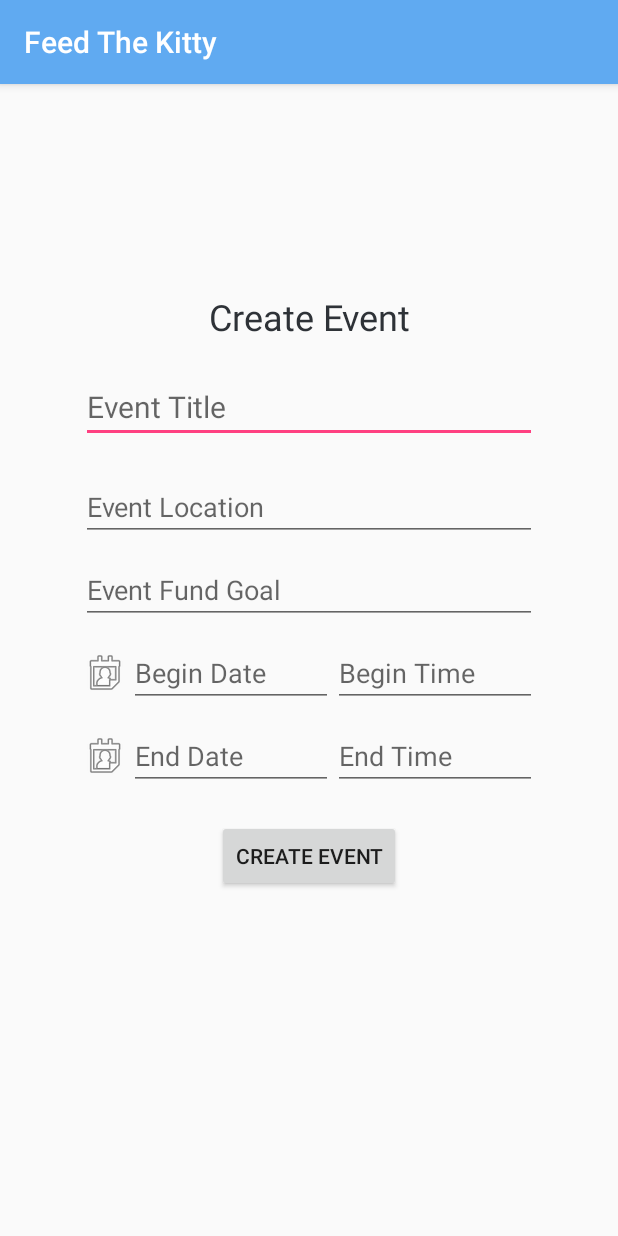
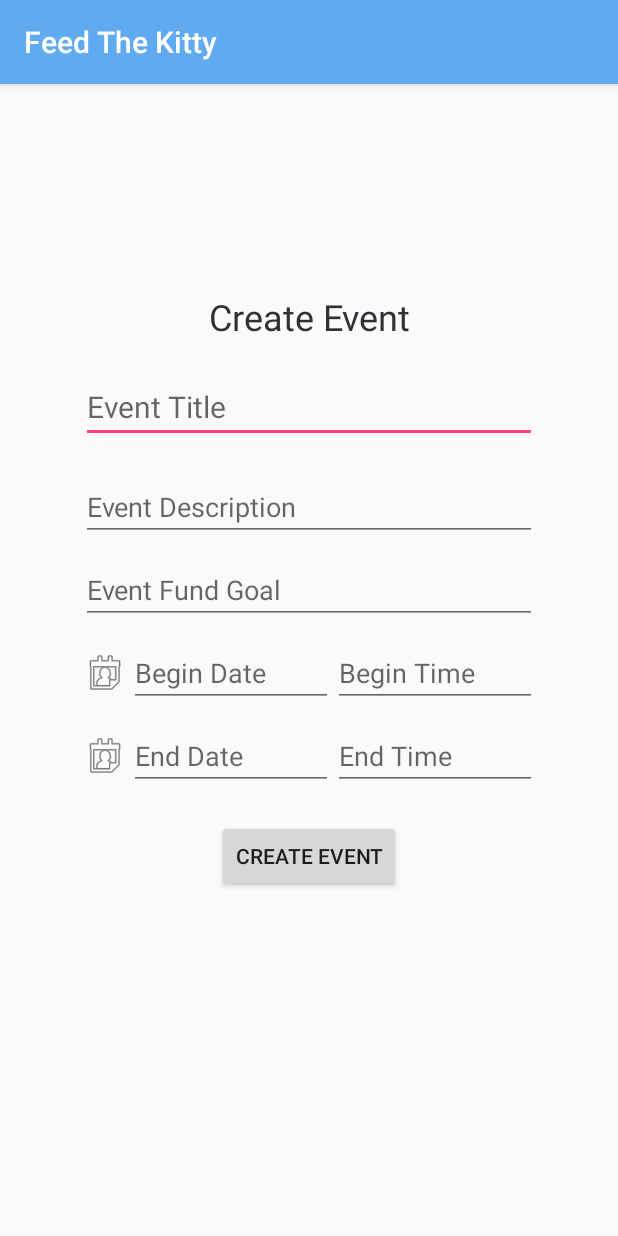
Before and after one commit to sjverduguez/FeedTheKitty, an Android app: the CreateEventActivity screen opened directly, with no data from a screen before it, on a phone screen of 412 x 824 dp. Run offline under Robolectric (Android 15) with nearby library versions, the phone set to English and light mode, and no system bars; our stand-ins replace Firebase (no records; nobody signed in at launch, a user with empty details on screens opened directly).

Commit message:
update event details to pull from firebase

```diff
--- a/app/src/main/java/com/example/stephanie/feedthekitty/CreateEventActivity.java
+++ b/app/src/main/java/com/example/stephanie/feedthekitty/CreateEventActivity.java
@@ -23,6 +23,7 @@ public class CreateEventActivity extends AppCompatActivity {
 
     private EditText eventTitle;
     private EditText fundTotal;
+    private EditText description;
 
     private Button createEventButton;
 
@@ -37,6 +38,7 @@ public class CreateEventActivity extends AppCompatActivity {
 
         eventTitle = (EditText) findViewById(R.id.eventTitle);
         fundTotal = (EditText) findViewById(R.id.eventFund_total);
+        description = (EditText) findViewById(R.id.eventDescription);
 
         createEventButton = (Button) findViewById(R.id.createEvent_button);
 
@@ -61,11 +63,12 @@ public class CreateEventActivity extends AppCompatActivity {
 
                     String eventName = eventTitle.getText().toString();
                     String fundGoal = fundTotal.getText().toString();
+                    String eventDescription = description.getText().toString();
 
                     SharedPreferences sharedPref = getApplicationContext().getSharedPreferences("com.example.stephanie.FeedTheKitty", Context.MODE_PRIVATE);
                     String accessToken = sharedPref.getString("AccessToken", null);
                     Log.i(TAG, "AccessToken: " + accessToken);
-                    WePay.createAccount(getApplicationContext(), eventName, "Description Here", 10, null, accessToken, fundGoal);
+                    WePay.createAccount(getApplicationContext(), eventName, eventDescription, 10, null, accessToken, fundGoal);
 
                     /*DatabaseReference eventNameRef = FirebaseDatabase.getInstance()
                             .getReferenceFromUrl("https://feedthekitty-a803d.firebaseio.com");
--- a/app/src/main/java/com/example/stephanie/feedthekitty/LoginActivity.java
+++ b/app/src/main/java/com/example/stephanie/feedthekitty/LoginActivity.java
@@ -39,8 +39,9 @@ public class LoginActivity extends AppCompatActivity {
                     WePay.createUser(getApplicationContext(), email.getText().toString(), firstName.getText().toString(),
                             lastName.getText().toString());
 
-                    Intent intent = new Intent(LoginActivity.this, CreateEventActivity.class);
+                    Intent intent = new Intent(getApplicationContext(), CreateEventActivity.class);
                     startActivity(intent);
+                    finish();
 
                 }
 
--- a/app/src/main/java/com/example/stephanie/feedthekitty/MainActivity.java
+++ b/app/src/main/java/com/example/stephanie/feedthekitty/MainActivity.java
@@ -1,6 +1,8 @@
 package com.example.stephanie.feedthekitty;
 
+import android.content.Context;
 import android.content.Intent;
+import android.content.SharedPreferences;
 import android.support.v7.app.AppCompatActivity;
 import android.os.Bundle;
 
--- a/app/src/main/res/layout/activity_create_event.xml
+++ b/app/src/main/res/layout/activity_create_event.xml
@@ -40,13 +40,13 @@
             android:inputType="textPersonName" />
 
         <EditText
-            android:id="@+id/eventLocation"
+            android:id="@+id/eventDescription"
             android:layout_width="match_parent"
             android:layout_height="wrap_content"
             android:layout_marginBottom="10dp"
             android:ems="10"
-            android:hint="@string/hint_location"
-            android:inputType="textPostalAddress" />
+            android:hint="Event Description"
+            android:inputType="text" />
 
         <EditText
             android:id="@+id/eventFund_total"
```
Also changed, not shown: app/src/main/java/com/example/stephanie/feedthekitty/EventDetailsActivity.java (+33 -7 lines), app/src/main/java/com/example/stephanie/feedthekitty/WePay.java (+1 -7 lines), app/src/main/res/layout/activity_event_details.xml (+9 -8 lines).
